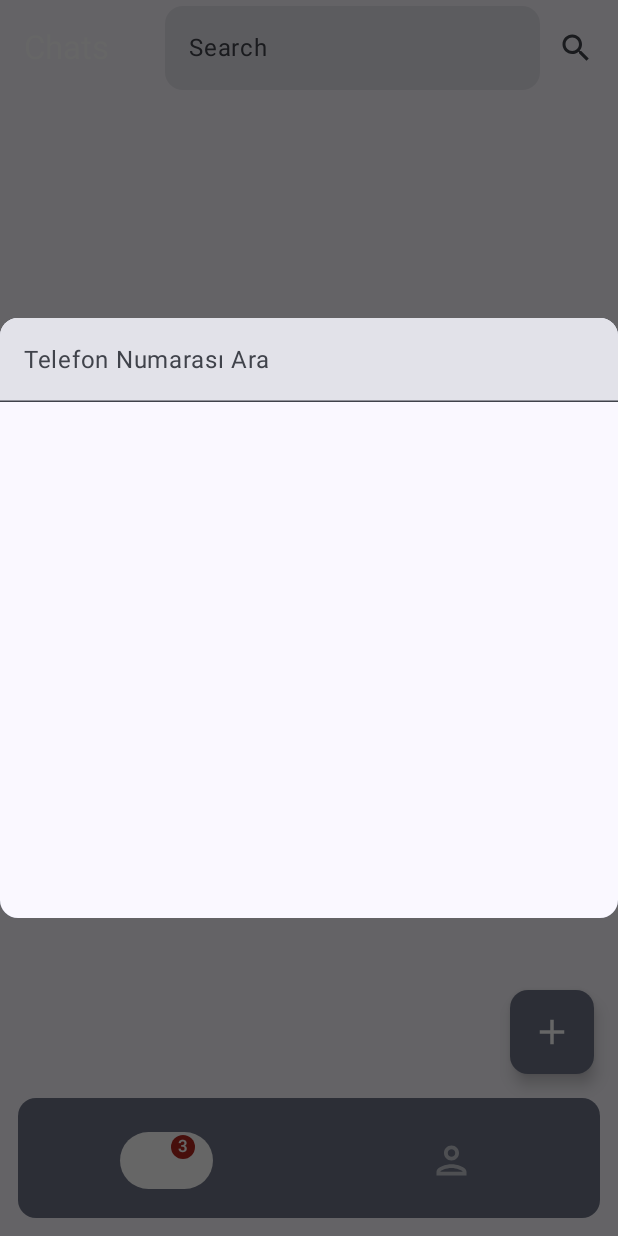
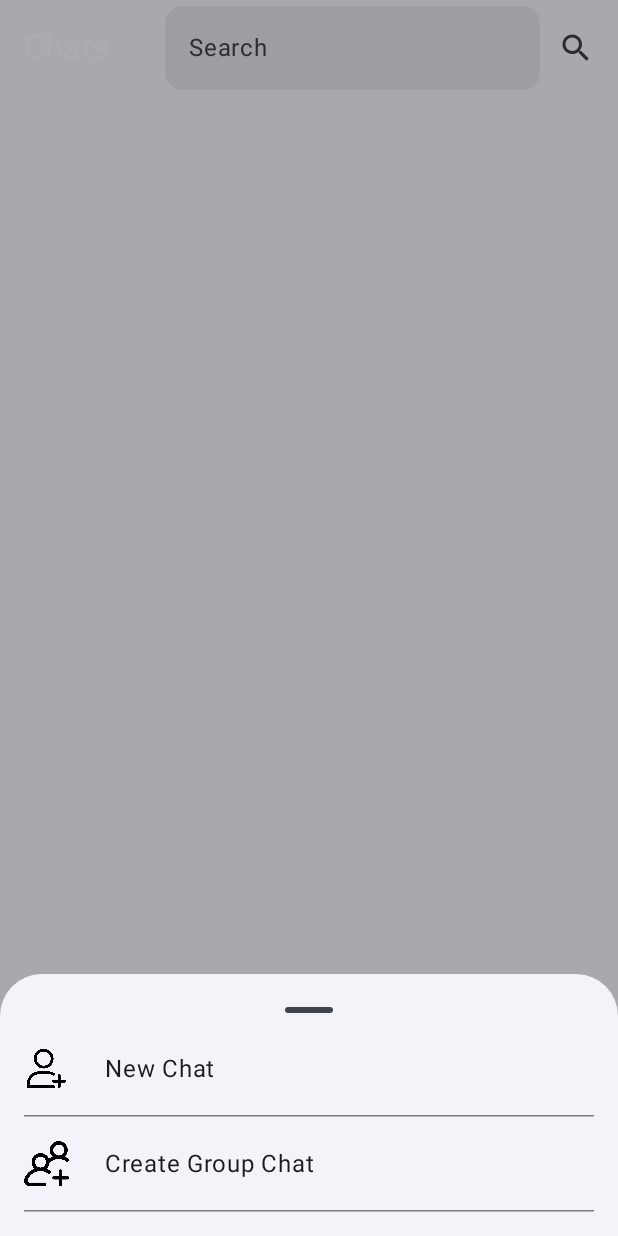
Before and after one commit to Bekir-Caglar/BluChat, an Android app built with Jetpack Compose: the ChatScreen screen opened through its navigation route, after a tap on "Add", on a phone screen of 412 x 824 dp. Run offline under Robolectric (Android 15) with nearby library versions, the phone set to English and light mode, and no system bars; our stand-ins replace Dagger/Hilt's generated code, Firebase (no records; nobody signed in at launch, a user with empty details on screens opened directly); 1 other tap on this screen came first.

Commit message:
feat: added group chat dialog and bottom sheet for select

```diff
--- /dev/null
+++ b/app/src/main/java/com/bekircaglar/bluchat/domain/model/SheetOption.kt
@@ -0,0 +1,5 @@
+package com.bekircaglar.bluchat.domain.model
+
+import androidx.compose.ui.graphics.vector.ImageVector
+
+data class SheetOption(val title: String, val icon: Int)
--- a/app/src/main/java/com/bekircaglar/bluchat/presentation/chat/ChatScreen.kt
+++ b/app/src/main/java/com/bekircaglar/bluchat/presentation/chat/ChatScreen.kt
@@ -35,8 +35,10 @@ import com.bekircaglar.bluchat.domain.model.Chats
 import com.bekircaglar.bluchat.navigation.Screens
 import com.bekircaglar.bluchat.presentation.ShowToastMessage
 import com.bekircaglar.bluchat.presentation.bottomappbar.ChatAppBottomAppBar
+import com.bekircaglar.bluchat.presentation.chat.component.BottomSheet
 import com.bekircaglar.bluchat.presentation.chat.component.ChatAppFAB
 import com.bekircaglar.bluchat.presentation.chat.component.SearchTextField
+import com.bekircaglar.bluchat.presentation.chat.groupchat.GroupChatDialog
 import com.bekircaglar.bluchat.presentation.chat.searchchat.OpenChatDialog
 
 
@@ -50,6 +52,9 @@ fun ChatScreen(navController: NavController) {
     var isSearchActive by remember { mutableStateOf(false) }
     var searchText by remember { mutableStateOf("") }
     var addChatActive by remember { mutableStateOf(false) }
+    var createGroupChatDialog by remember { mutableStateOf(false) }
+    var isBottomSheetVisible by remember { mutableStateOf(false) }
+
 
     val searchResults by viewModel.searchResults.collectAsStateWithLifecycle()
     val textFieldValue by viewModel.searchQuery.collectAsStateWithLifecycle()
@@ -90,7 +95,7 @@ fun ChatScreen(navController: NavController) {
         },
         floatingActionButton = {
             ChatAppFAB(contentColor = MaterialTheme.colorScheme.onSecondaryContainer, onClick = {
-                addChatActive = true
+                isBottomSheetVisible = true
             })
         },
         bottomBar = {
@@ -113,8 +118,22 @@ fun ChatScreen(navController: NavController) {
             )
         }
 
-
-
+        if (isBottomSheetVisible){
+            BottomSheet(
+                onDismiss = {isBottomSheetVisible = false},
+                onClicked = {
+                    when(it){
+                        "New Chat" -> addChatActive = true
+                        "Create Group Chat" -> createGroupChatDialog = true
+                    }
+                }
+            )
+        }
+        if (createGroupChatDialog){
+            GroupChatDialog(
+                onDismissRequest = {createGroupChatDialog = false},
+            )
+        }
 
 
         Spacer(modifier = Modifier.padding(top = 16.dp))
--- /dev/null
+++ b/app/src/main/java/com/bekircaglar/bluchat/presentation/chat/component/BottomSheet.kt
@@ -0,0 +1,74 @@
+package com.bekircaglar.bluchat.presentation.chat.component
+
+import androidx.compose.foundation.Image
+import androidx.compose.foundation.clickable
+import androidx.compose.foundation.layout.Box
+import androidx.compose.foundation.layout.Column
+import androidx.compose.foundation.layout.Row
+import androidx.compose.foundation.layout.Spacer
+import androidx.compose.foundation.layout.height
+import androidx.compose.foundation.layout.padding
+import androidx.compose.foundation.layout.size
+import androidx.compose.foundation.layout.width
+import androidx.compose.foundation.lazy.LazyColumn
+import androidx.compose.foundation.lazy.items
+import androidx.compose.material3.BottomSheetDefaults
+import androidx.compose.material3.ExperimentalMaterial3Api
+import androidx.compose.material3.HorizontalDivider
+import androidx.compose.material3.ModalBottomSheet
+import androidx.compose.material3.Text
+import androidx.compose.material3.rememberModalBottomSheetState
+import androidx.compose.runtime.Composable
+import androidx.compose.ui.Alignment
+import androidx.compose.ui.Modifier
+import androidx.compose.ui.res.painterResource
+import androidx.compose.ui.unit.dp
+import com.bekircaglar.bluchat.R
+import com.bekircaglar.bluchat.domain.model.SheetOption
+
+
+@OptIn(ExperimentalMaterial3Api::class)
+@Composable
+fun BottomSheet(onDismiss: () -> Unit, onClicked: (String) -> Unit) {
+    val modalBottomSheetState = rememberModalBottomSheetState()
+    val myList = listOf(
+        SheetOption("New Chat", R.drawable.ic_new_chat),
+        SheetOption("Create Group Chat", R.drawable.ic_group_chat),
+    )
+    ModalBottomSheet(
+        onDismissRequest = { onDismiss() },
+        sheetState = modalBottomSheetState,
+        dragHandle = { BottomSheetDefaults.DragHandle() },
+    ) {
+        LazyColumn {
+            items(myList) { option ->
+                Row(Modifier.clickable {
+                    onClicked(option.title)
+                    onDismiss()
+                }, verticalAlignment = Alignment.CenterVertically) {
+                    Box(modifier = Modifier.padding(start = 16.dp)) {
+                        Image(
+                            painter = painterResource(id = option.icon),
+                            contentDescription = null,
+                            modifier = Modifier
+                                .size(30.dp)
+                        )
+                    }
+
+                    Spacer(modifier = Modifier.width(24.dp))
+
+                    Column(modifier = Modifier.weight(1f)) {
+                        Text(text = option.title)
+                    }
+
+                }
+                Spacer(modifier = Modifier.height(16.dp))
+                HorizontalDivider(modifier = Modifier.padding(horizontal = 16.dp))
+                Spacer(modifier = Modifier.height(16.dp))
+
+
+            }
+        }
+    }
+
+}
--- /dev/null
+++ b/app/src/main/res/mipmap-anydpi-v26/ic_group_chat.xml
@@ -0,0 +1,5 @@
+<?xml version="1.0" encoding="utf-8"?>
+<adaptive-icon xmlns:android="http://schemas.android.com/apk/res/android">
+    <background android:drawable="@color/ic_group_chat_background"/>
+    <foreground android:drawable="@mipmap/ic_group_chat_foreground"/>
+</adaptive-icon>
--- /dev/null
+++ b/app/src/main/res/values/ic_group_chat_background.xml
@@ -0,0 +1,4 @@
+<?xml version="1.0" encoding="utf-8"?>
+<resources>
+    <color name="ic_group_chat_background">#C5CCC8</color>
+</resources>
```
Also changed, not shown: app/src/main/java/com/bekircaglar/bluchat/presentation/chat/groupchat/GroupChatDialog.kt (added, +126 -0 lines), app/src/main/res/drawable/ic_group_chat.png (added), app/src/main/res/drawable/ic_new_chat.png (added), app/src/main/res/mipmap-hdpi/ic_group_chat_foreground.webp (added), app/src/main/res/mipmap-mdpi/ic_group_chat_foreground.webp (added), app/src/main/res/mipmap-xhdpi/ic_group_chat_foreground.webp (added), app/src/main/res/mipmap-xxhdpi/ic_group_chat_foreground.webp (added), app/src/main/res/mipmap-xxxhdpi/ic_group_chat_foreground.webp (added).
